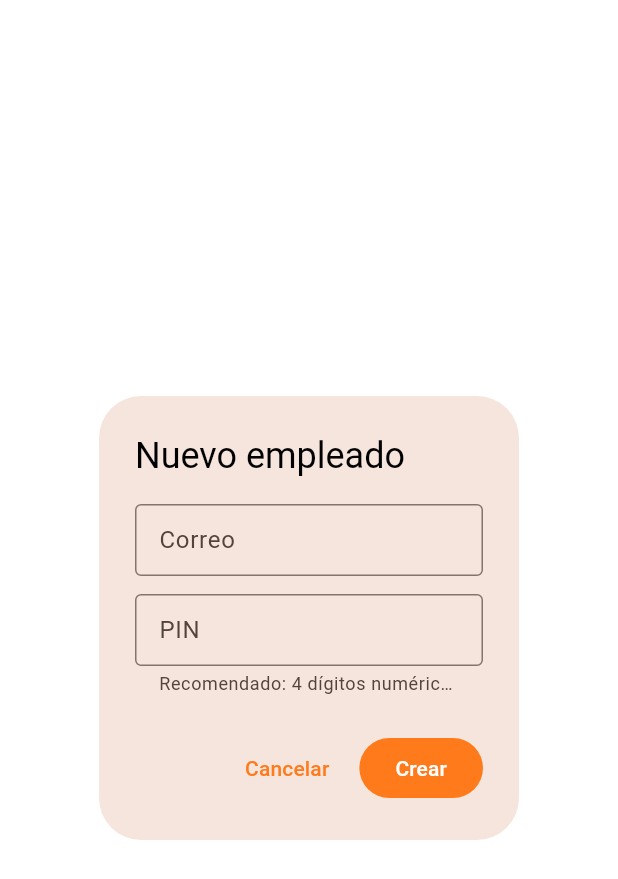
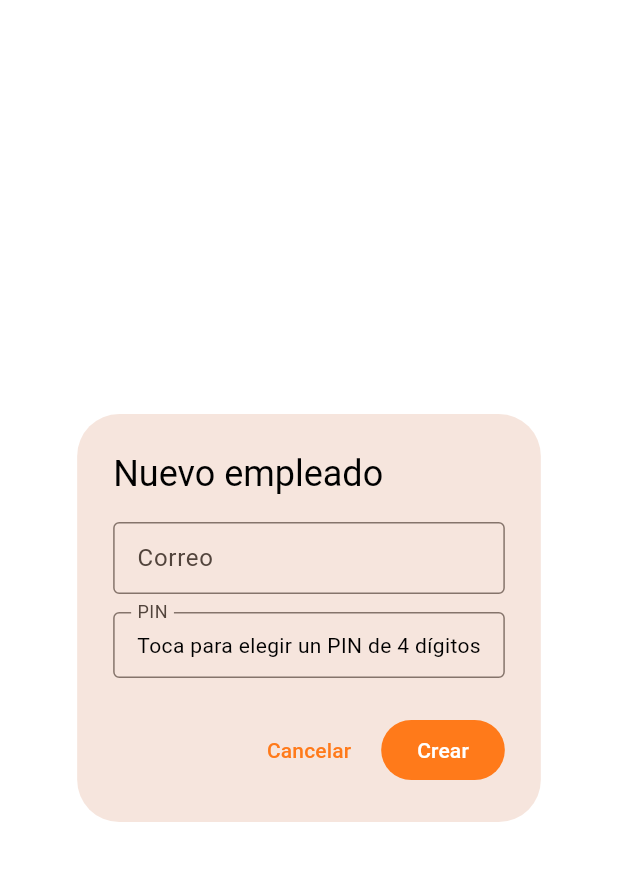
Before and after one commit to p1np0n/POSible, a Flutter app: the _EmployeeFormDialog widget shown alone on an empty page, opened directly, on a phone screen of 412 x 824 dp. Shown: the top 879 px of the screen. Run offline on Flutter 3.47's test engine with Material 3 defaults, Android fonts, the phone set to English and light mode, and no system bars; our stand-ins replace audioplayers, csv, file_picker, image_picker, share_plus, shared_preferences and 1 more; missing offline and left inert: mobile_scanner; accounts and stored records are empty.

Commit message:
Restablecer PIN de empleados: popup centrado con teclado propio
El campo de PIN abría el teclado del dispositivo apenas se abría el
popup (autofocus), lo que lo empujaba y lo sacaba del centro de la
pantalla. Ahora el PIN se elige con el mismo teclado numérico propio
de la app que ya usa "Login rápido" (nunca abre el teclado nativo),
tanto al crear un empleado como al restablecerle el PIN, desde
Empleados y desde Tiendas.

```diff
--- a/lib/screens/employees/employees_screen.dart
+++ b/lib/screens/employees/employees_screen.dart
@@ -6,6 +6,8 @@ import '../../services/profile_repository.dart';
 import '../../widgets/empty_state.dart';
 import '../../widgets/error_state.dart';
 import '../../widgets/loading_indicator.dart';
+import '../../widgets/pin_entry_dialog.dart';
+import '../../widgets/pin_pad.dart' show pinLength;
 
 class EmployeesScreen extends StatefulWidget {
   const EmployeesScreen({super.key});
@@ -97,12 +99,9 @@ class _EmployeesScreenState extends State<EmployeesScreen> {
   }
 
   Future<void> _resetPin(EmployeeProfile profile) async {
-    final result = await showDialog<_EmployeeCredentials>(
-      context: context,
-      builder: (_) => _EmployeeFormDialog(fixedEmail: profile.email),
-    );
-    if (result == null) return;
-    final error = await _repository.resetPin(userId: profile.id, newPin: result.pin);
+    final pin = await showPinEntryDialog(context, title: 'Restablecer PIN', subtitle: profile.email);
+    if (pin == null || !mounted) return;
+    final error = await _repository.resetPin(userId: profile.id, newPin: pin);
     if (!mounted) return;
     if (error != null) {
       ScaffoldMessenger.of(context).showSnackBar(SnackBar(content: Text('Error: $error')));
@@ -197,9 +196,7 @@ class _EmployeeCredentials {
 }
 
 class _EmployeeFormDialog extends StatefulWidget {
-  final String? fixedEmail;
-
-  const _EmployeeFormDialog({this.fixedEmail});
+  const _EmployeeFormDialog();
 
   @override
   State<_EmployeeFormDialog> createState() => _EmployeeFormDialogState();
@@ -207,35 +204,33 @@ class _EmployeeFormDialog extends StatefulWidget {
 
 class _EmployeeFormDialogState extends State<_EmployeeFormDialog> {
   final _formKey = GlobalKey<FormState>();
-  late final TextEditingController _emailController;
-  final _pinController = TextEditingController();
-
-  bool get _isReset => widget.fixedEmail != null;
-
-  @override
-  void initState() {
-    super.initState();
-    _emailController = TextEditingController(text: widget.fixedEmail ?? '');
-  }
+  final _emailController = TextEditingController();
+  String _pin = '';
 
   @override
   void dispose() {
     _emailController.dispose();
-    _pinController.dispose();
     super.dispose();
+  }
+
+  Future<void> _pickPin() async {
+    final pin = await showPinEntryDialog(context, title: 'PIN del empleado');
+    if (pin != null && mounted) setState(() => _pin = pin);
   }
 
   void _confirm() {
     if (!_formKey.currentState!.validate()) return;
-    Navigator.of(context).pop(
-      _EmployeeCredentials(email: _emailController.text.trim(), pin: _pinController.text),
-    );
+    if (_pin.length != pinLength) {
+      ScaffoldMessenger.of(context).showSnackBar(const SnackBar(content: Text('Elige un PIN de 4 dígitos')));
+      return;
+    }
+    Navigator.of(context).pop(_EmployeeCredentials(email: _emailController.text.trim(), pin: _pin));
   }
 
   @override
   Widget build(BuildContext context) {
     return AlertDialog(
-      title: Text(_isReset ? 'Restablecer PIN' : 'Nuevo empleado'),
+      title: const Text('Nuevo empleado'),
       content: Form(
         key: _formKey,
         child: Column(
@@ -243,31 +238,24 @@ class _EmployeeFormDialogState extends State<_EmployeeFormDialog> {
           children: [
             TextFormField(
               controller: _emailController,
-              enabled: !_isReset,
               keyboardType: TextInputType.emailAddress,
               decoration: const InputDecoration(labelText: 'Correo', border: OutlineInputBorder()),
               validator: (value) => (value == null || value.trim().isEmpty) ? 'Ingresa un correo' : null,
             ),
             const SizedBox(height: 12),
-            TextFormField(
-              controller: _pinController,
-              autofocus: _isReset,
-              obscureText: true,
-              keyboardType: TextInputType.number,
-              decoration: InputDecoration(
-                labelText: _isReset ? 'PIN nuevo' : 'PIN',
-                helperText: 'Recomendado: 4 dígitos numéricos',
-                border: const OutlineInputBorder(),
+            InkWell(
+              onTap: _pickPin,
+              child: InputDecorator(
+                decoration: const InputDecoration(labelText: 'PIN', border: OutlineInputBorder()),
+                child: Text(_pin.isEmpty ? 'Toca para elegir un PIN de 4 dígitos' : '•' * _pin.length),
               ),
-              validator: (value) => (value == null || value.length < 4) ? 'Mínimo 4 caracteres' : null,
-              onFieldSubmitted: (_) => _confirm(),
             ),
           ],
         ),
       ),
       actions: [
         TextButton(onPressed: () => Navigator.of(context).pop(), child: const Text('Cancelar')),
-        FilledButton(onPressed: _confirm, child: Text(_isReset ? 'Guardar' : 'Crear')),
+        FilledButton(onPressed: _confirm, child: const Text('Crear')),
       ],
     );
   }
```
Also changed, not shown: lib/screens/stores/stores_screen.dart (+9 -10 lines), lib/widgets/pin_entry_dialog.dart (added, +70 -0 lines), 1 other file.
